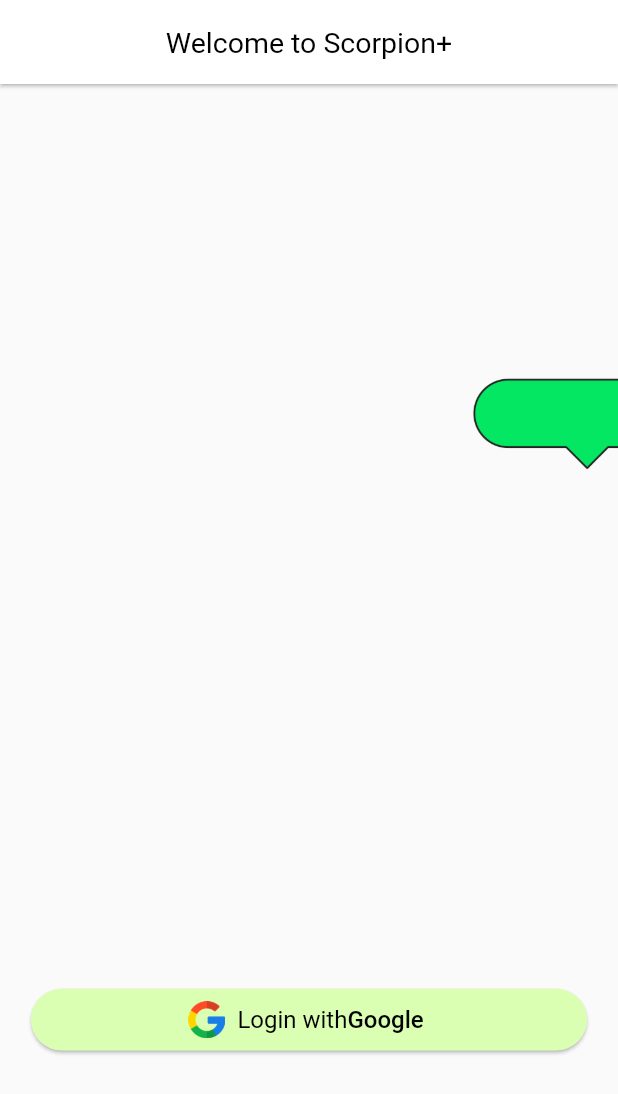
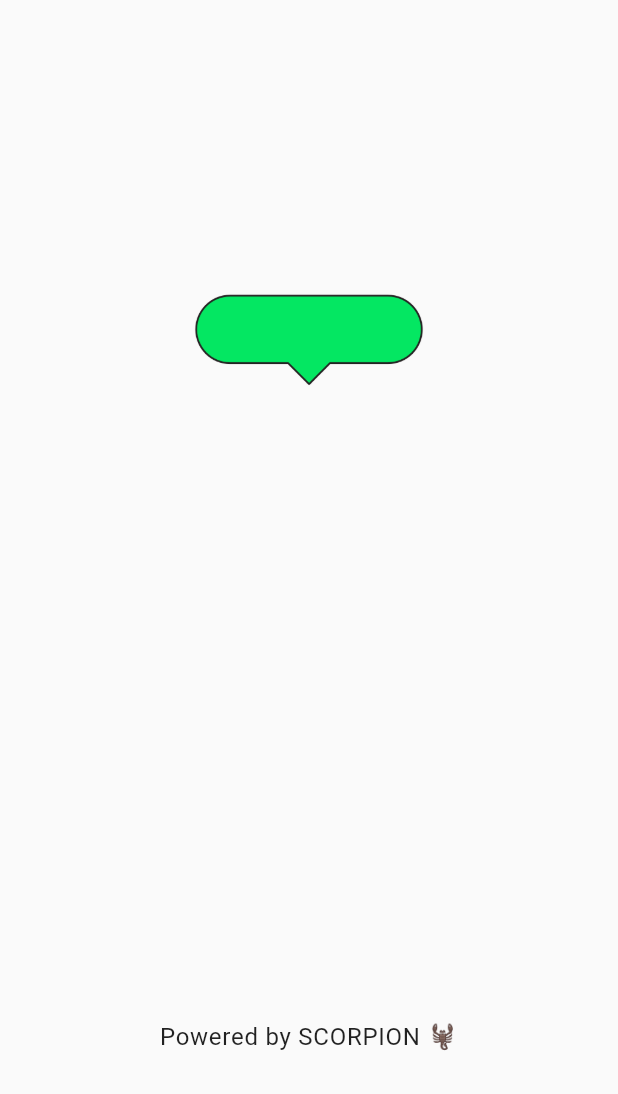
Before and after one commit to osamaOmrann/Scorpion-, a Flutter app: the first screen one second after launch, on a phone screen of 412 x 824 dp. Shown: the top 1094 px of the screen. Run offline on Flutter 3.47's test engine with Material 2 defaults, Android fonts, the phone set to English and light mode, and no system bars; our stand-ins replace firebase_auth, firebase_core, google_sign_in; accounts and stored records are empty; generated files the repository leaves out were written again.

Commit message:
Splash Screen & Started Google Authentication

```diff
--- a/lib/main.dart
+++ b/lib/main.dart
@@ -1,11 +1,23 @@
-import 'package:scorpion_plus/screens/auth/login_screen.dart';
-import 'package:scorpion_plus/screens/home_screen.dart';
+import 'package:firebase_core/firebase_core.dart';
 import 'package:flutter/material.dart';
+import 'package:flutter/services.dart';
+import 'package:scorpion_plus/screens/splash_screen.dart';
+
+import 'firebase_options.dart';
 
 late Size mq;
 
-void main() {
-  runApp(const MyApp());
+main() {
+  WidgetsFlutterBinding.ensureInitialized();
+  SystemChrome.setEnabledSystemUIMode(SystemUiMode.immersiveSticky);
+  SystemChrome.setPreferredOrientations(
+          [DeviceOrientation.portraitUp, DeviceOrientation.portraitDown])
+      .then((value) async {
+    await Firebase.initializeApp(
+      options: DefaultFirebaseOptions.currentPlatform,
+    );
+    runApp(MyApp());
+  });
 }
 
 class MyApp extends StatelessWidget {
@@ -24,10 +36,7 @@ class MyApp extends StatelessWidget {
         elevation: 1,
         backgroundColor: Colors.white,
       )),
-      home: const LoginScreen(),
-      routes: {
-        HomeScreen.routeName: (_) => HomeScreen()
-      },
+      home: const SplashScreen(),
       // home: const MyHomePage(title: 'Flutter Demo Home Page'),
     );
   }
--- a/lib/screens/home_screen.dart
+++ b/lib/screens/home_screen.dart
@@ -2,8 +2,6 @@ import 'package:flutter/cupertino.dart';
 import 'package:flutter/material.dart';
 
 class HomeScreen extends StatefulWidget {
-
-  static const String routeName = 'Home Screen';
 
   @override
   State<HomeScreen> createState() => _HomeScreenState();
--- /dev/null
+++ b/lib/screens/splash_screen.dart
@@ -0,0 +1,50 @@
+import 'package:flutter/services.dart';
+import 'package:scorpion_plus/main.dart';
+import 'package:flutter/material.dart';
+import 'package:scorpion_plus/screens/auth/login_screen.dart';
+
+class SplashScreen extends StatefulWidget {
+  const SplashScreen({Key? key}) : super(key: key);
+
+  @override
+  State<SplashScreen> createState() => _SplashScreenState();
+}
+
+class _SplashScreenState extends State<SplashScreen> {
+  @override
+  void initState() {
+    super.initState();
+    Future.delayed(Duration(seconds: 2), () {
+      SystemChrome.setEnabledSystemUIMode(SystemUiMode.edgeToEdge);
+      SystemChrome.setSystemUIOverlayStyle(
+          SystemUiOverlayStyle(statusBarColor: Colors.transparent));
+      Navigator.pushReplacement(
+          context, MaterialPageRoute(builder: (_) => LoginScreen()));
+    });
+  }
+
+  @override
+  Widget build(BuildContext context) {
+    mq = MediaQuery.of(context).size;
+    return Scaffold(
+      body: Stack(
+        children: [
+          Positioned(
+              top: mq.height * .15,
+              right: mq.width * .25,
+              width: mq.width * .5,
+              child: Image.asset('images/icon.png')),
+          Positioned(
+              bottom: mq.height * .15,
+              width: mq.width,
+              child: Text(
+                'Powered by SCORPION 🦂',
+                style: TextStyle(
+                    fontSize: 16, color: Colors.black87, letterSpacing: .5),
+                textAlign: TextAlign.center,
+              ))
+        ],
+      ),
+    );
+  }
+}
--- a/pubspec.yaml
+++ b/pubspec.yaml
@@ -36,10 +36,14 @@ dependencies:
   # The following adds the Cupertino Icons font to your application.
   # Use with the CupertinoIcons class for iOS style icons.
   cupertino_icons: ^1.0.2
+  firebase_core: ^2.4.1
+  firebase_auth: ^4.2.5
+  google_sign_in: ^5.4.4
 
 dev_dependencies:
   flutter_test:
     sdk: flutter
+
   flutter_launcher_icons: "^0.11.0"
 
 flutter_icons:
@@ -47,8 +51,8 @@ flutter_icons:
   ios: true
   image_path: "images/icon.png"
   min_sdk_android: 21 # android min sdk min:16, default 21
+  remove_alpha_ios: true
 
-  remove_alpha_ios: true
 
   # The "flutter_lints" package below contains a set of recommended lints to
   # encourage good coding practices. The lint set provided by the package is
```
Also changed, not shown: lib/screens/auth/login_screen.dart (+52 -20 lines), pubspec.lock, 23 other files. Lines whose indentation alone changed are shown as unchanged.
